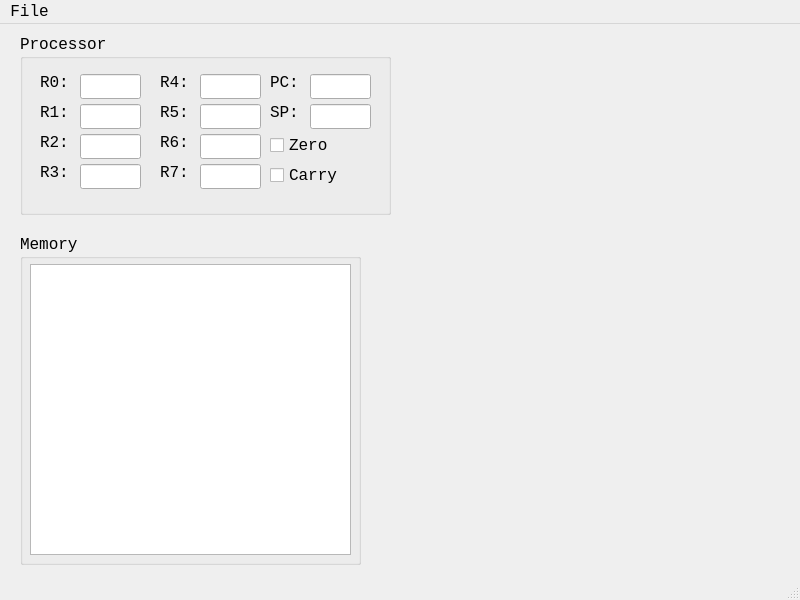
Old version of the form src/MainWindow.ui in the repository g0mb4/tvm.
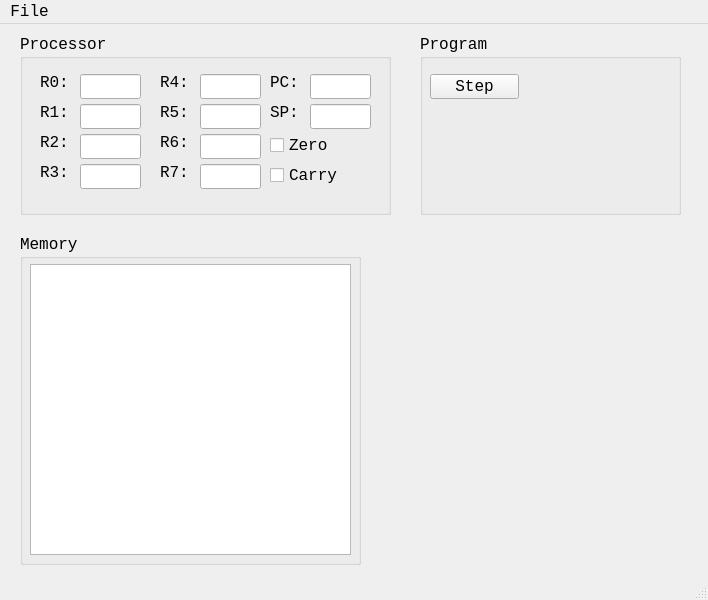
New version of the form.

Commit message: step function

```diff
--- a/src/MainWindow.ui
+++ b/src/MainWindow.ui
@@ -6,7 +6,7 @@
    <rect>
     <x>0</x>
     <y>0</y>
-    <width>800</width>
+    <width>708</width>
     <height>600</height>
    </rect>
   </property>
@@ -351,13 +351,39 @@
      </property>
     </widget>
    </widget>
+   <widget class="QGroupBox" name="groupBox_3">
+    <property name="geometry">
+     <rect>
+      <x>420</x>
+      <y>10</y>
+      <width>261</width>
+      <height>181</height>
+     </rect>
+    </property>
+    <property name="title">
+     <string>Program</string>
+    </property>
+    <widget class="QPushButton" name="btn_step">
+     <property name="geometry">
+      <rect>
+       <x>10</x>
+       <y>40</y>
+       <width>89</width>
+       <height>25</height>
+      </rect>
+     </property>
+     <property name="text">
+      <string>Step</string>
+     </property>
+    </widget>
+   </widget>
   </widget>
   <widget class="QMenuBar" name="menubar">
    <property name="geometry">
     <rect>
      <x>0</x>
      <y>0</y>
-     <width>800</width>
+     <width>708</width>
      <height>24</height>
     </rect>
    </property>
```
The commit also changes 5 other files.
